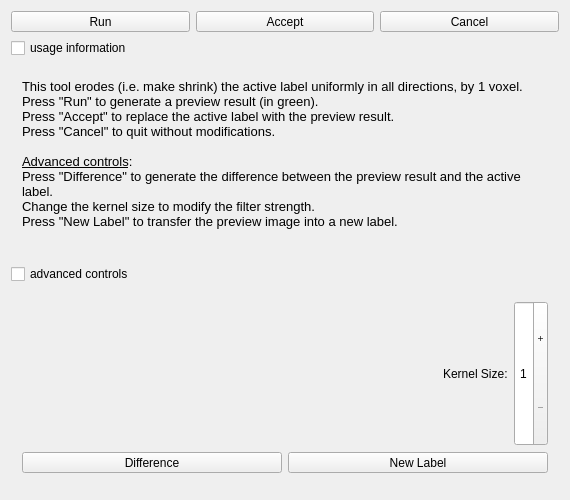
This is Modules/SegmentationUI/Qmitk/QmitkErodeTool3DGUIControls.ui in MITK/MITK as Qt 5 draws it before an edit. The edited form follows.
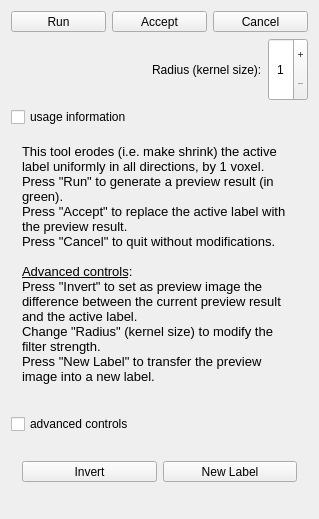
This is the edited form. Icons and pictures are not drawn.

Commit message: usability improvements in 3D tools

The edit to the form file:
```diff
--- a/Modules/SegmentationUI/Qmitk/QmitkErodeTool3DGUIControls.ui
+++ b/Modules/SegmentationUI/Qmitk/QmitkErodeTool3DGUIControls.ui
@@ -6,8 +6,8 @@
    <rect>
     <x>0</x>
     <y>0</y>
-    <width>570</width>
-    <height>500</height>
+    <width>319</width>
+    <height>519</height>
    </rect>
   </property>
   <property name="sizePolicy">
@@ -156,6 +156,79 @@
      </item>
     </layout>
    </item>
+   <item>
+    <layout class="QHBoxLayout" name="horizontalLayout_3">
+     <item>
+      <spacer name="horizontalSpacer_2">
+       <property name="orientation">
+        <enum>Qt::Horizontal</enum>
+       </property>
+       <property name="sizeHint" stdset="0">
+        <size>
+         <width>40</width>
+         <height>20</height>
+        </size>
+       </property>
+      </spacer>
+     </item>
+     <item>
+      <widget class="QLabel" name="m_lblKernelSize">
+       <property name="sizePolicy">
+        <sizepolicy hsizetype="Fixed" vsizetype="Minimum">
+         <horstretch>0</horstretch>
+         <verstretch>0</verstretch>
+        </sizepolicy>
+       </property>
+       <property name="text">
+        <string>Radius (kernel size):</string>
+       </property>
+      </widget>
+     </item>
+     <item>
+      <widget class="QSpinBox" name="m_sbKernelSize">
+       <property name="sizePolicy">
+        <sizepolicy hsizetype="Minimum" vsizetype="Minimum">
+         <horstretch>0</horstretch>
+         <verstretch>0</verstretch>
+        </sizepolicy>
+       </property>
+       <property name="minimumSize">
+        <size>
+         <width>40</width>
+         <height>0</height>
+        </size>
+       </property>
+       <property name="maximumSize">
+        <size>
+         <width>40</width>
+         <height>16777215</height>
+        </size>
+       </property>
+       <property name="layoutDirection">
+        <enum>Qt::LeftToRight</enum>
+       </property>
+       <property name="wrapping">
+        <bool>false</bool>
+       </property>
+       <property name="alignment">
+        <set>Qt::AlignCenter</set>
+       </property>
+       <property name="buttonSymbols">
+        <enum>QAbstractSpinBox::PlusMinus</enum>
+       </property>
+       <property name="minimum">
+        <number>1</number>
+       </property>
+       <property name="maximum">
+        <number>15</number>
+       </property>
+       <property name="value">
+        <number>1</number>
+       </property>
+      </widget>
+     </item>
+    </layout>
+   </item>
    <item>
     <widget class="QCheckBox" name="m_cbShowInformation">
      <property name="text">
@@ -185,8 +258,8 @@
 &lt;p style=&quot; margin-top:0px; margin-bottom:0px; margin-left:0px; margin-right:0px; -qt-block-indent:0; text-indent:0px;&quot;&gt;&lt;span style=&quot; font-family:'Sans'; font-size:10pt;&quot;&gt;Press &amp;quot;Cancel&amp;quot; to quit without modifications.&lt;/span&gt;&lt;/p&gt;
 &lt;p style=&quot;-qt-paragraph-type:empty; margin-top:0px; margin-bottom:0px; margin-left:0px; margin-right:0px; -qt-block-indent:0; text-indent:0px; font-family:'Sans'; font-size:10pt;&quot;&gt;&lt;br /&gt;&lt;/p&gt;
 &lt;p style=&quot; margin-top:0px; margin-bottom:0px; margin-left:0px; margin-right:0px; -qt-block-indent:0; text-indent:0px;&quot;&gt;&lt;span style=&quot; font-family:'Sans'; font-size:10pt; text-decoration: underline;&quot;&gt;Advanced controls&lt;/span&gt;&lt;span style=&quot; font-family:'Sans'; font-size:10pt;&quot;&gt;: &lt;/span&gt;&lt;/p&gt;
-&lt;p style=&quot; margin-top:0px; margin-bottom:0px; margin-left:0px; margin-right:0px; -qt-block-indent:0; text-indent:0px;&quot;&gt;&lt;span style=&quot; font-family:'Sans'; font-size:10pt;&quot;&gt;Press &amp;quot;Difference&amp;quot; to generate the difference between the preview result and the active label. &lt;/span&gt;&lt;/p&gt;
-&lt;p style=&quot; margin-top:0px; margin-bottom:0px; margin-left:0px; margin-right:0px; -qt-block-indent:0; text-indent:0px;&quot;&gt;&lt;span style=&quot; font-family:'Sans'; font-size:10pt;&quot;&gt;Change the kernel size to modify the filter strength.&lt;/span&gt;&lt;/p&gt;
+&lt;p style=&quot; margin-top:0px; margin-bottom:0px; margin-left:0px; margin-right:0px; -qt-block-indent:0; text-indent:0px;&quot;&gt;&lt;span style=&quot; font-family:'Sans'; font-size:10pt;&quot;&gt;Press &amp;quot;Invert&amp;quot; to set as preview image the difference between the current preview result and the active label.&lt;/span&gt;&lt;/p&gt;
+&lt;p style=&quot; margin-top:0px; margin-bottom:0px; margin-left:0px; margin-right:0px; -qt-block-indent:0; text-indent:0px;&quot;&gt;&lt;span style=&quot; font-family:'Sans'; font-size:10pt;&quot;&gt;Change &amp;quot;Radius&amp;quot; (kernel size) to modify the filter strength.&lt;/span&gt;&lt;/p&gt;
 &lt;p style=&quot; margin-top:0px; margin-bottom:0px; margin-left:0px; margin-right:0px; -qt-block-indent:0; text-indent:0px;&quot;&gt;&lt;span style=&quot; font-family:'Sans'; font-size:10pt;&quot;&gt;Press &amp;quot;New Label&amp;quot; to transfer the preview image into a new label.&lt;/span&gt;&lt;/p&gt;
 &lt;p style=&quot;-qt-paragraph-type:empty; margin-top:0px; margin-bottom:0px; margin-left:0px; margin-right:0px; -qt-block-indent:0; text-indent:0px;&quot;&gt;&lt;br /&gt;&lt;/p&gt;&lt;/body&gt;&lt;/html&gt;</string>
         </property>
@@ -211,73 +284,6 @@
    <item>
     <widget class="QWidget" name="m_AdvancedControlsWidget" native="true">
      <layout class="QVBoxLayout" name="verticalLayout">
-      <item>
-       <layout class="QHBoxLayout" name="horizontalLayout_3">
-        <item>
-         <spacer name="horizontalSpacer_2">
-          <property name="orientation">
-           <enum>Qt::Horizontal</enum>
-          </property>
-          <property name="sizeHint" stdset="0">
-           <size>
-            <width>40</width>
-            <height>20</height>
-           </size>
-          </property>
-         </spacer>
-        </item>
-        <item>
-         <widget class="QLabel" name="m_lblKernelSize">
-          <property name="sizePolicy">
-           <sizepolicy hsizetype="Fixed" vsizetype="Minimum">
-            <horstretch>0</horstretch>
-            <verstretch>0</verstretch>
-           </sizepolicy>
-          </property>
-          <property name="text">
-           <string>Kernel Size:</string>
-          </property>
-         </widget>
-        </item>
-        <item>
-         <widget class="QSpinBox" name="m_sbKernelSize">
-          <property name="sizePolicy">
-           <sizepolicy hsizetype="Minimum" vsizetype="Minimum">
-            <horstretch>0</horstretch>
-            <verstretch>0</verstretch>
-           </sizepolicy>
-          </property>
-          <property name="maximumSize">
-           <size>
-            <width>40</width>
-            <height>16777215</height>
-           </size>
-          </property>
-          <property name="layoutDirection">
-           <enum>Qt::LeftToRight</enum>
-          </property>
-          <property name="wrapping">
-           <bool>false</bool>
-          </property>
-          <property name="alignment">
-           <set>Qt::AlignCenter</set>
-          </property>
-          <property name="buttonSymbols">
-           <enum>QAbstractSpinBox::PlusMinus</enum>
-          </property>
-          <property name="minimum">
-           <number>1</number>
-          </property>
-          <property name="maximum">
-           <number>5</number>
-          </property>
-          <property name="value">
-           <number>1</number>
-          </property>
-         </widget>
-        </item>
-       </layout>
-      </item>
       <item>
        <layout class="QHBoxLayout" name="horizontalLayout_4">
         <item>
@@ -295,7 +301,7 @@
            <string>Replace active label with the difference from the preview result</string>
           </property>
           <property name="text">
-           <string>Difference</string>
+           <string>Invert</string>
           </property>
           <property name="icon">
            <iconset resource="../resources/SegmentationUI.qrc">
```
The commit also changes 32 other files.
